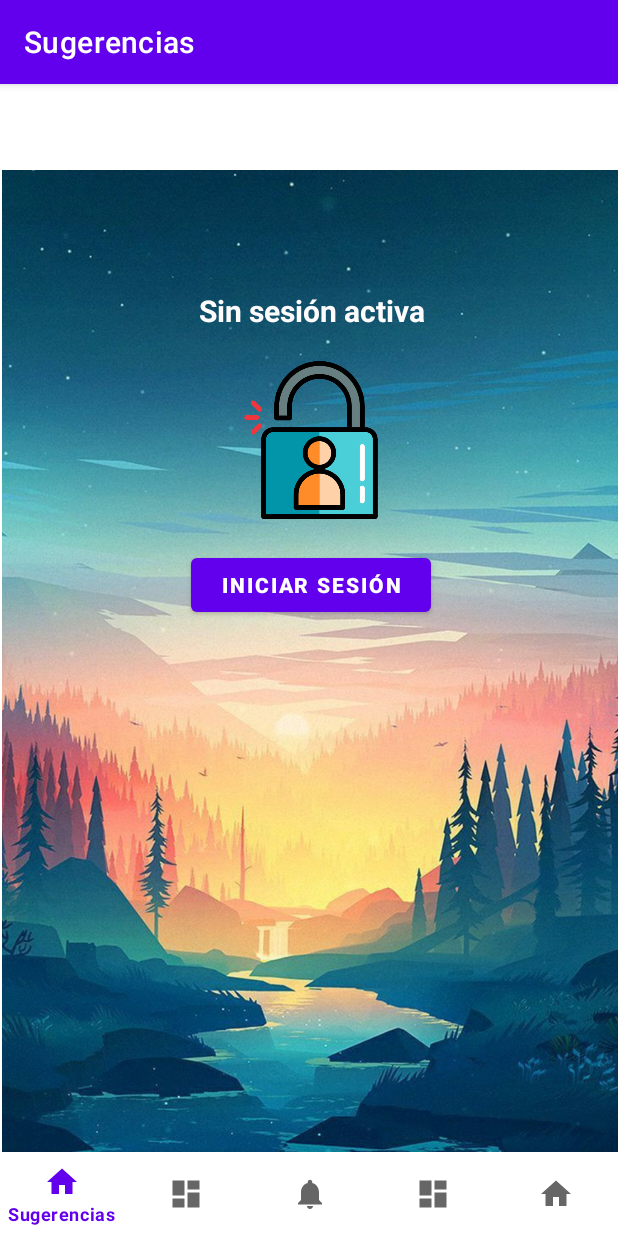
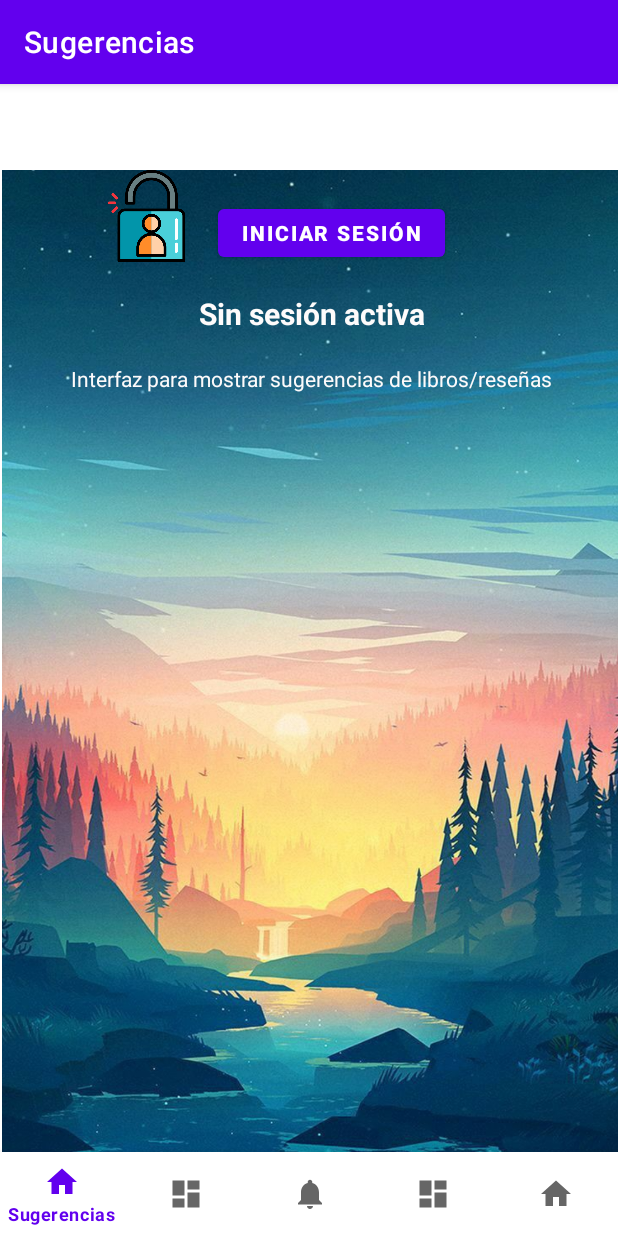
Before and after one commit to Arnold-DMA/GES_Books_01, an Android app: the screen it shows after launch (MainActivity), on a phone screen of 412 x 824 dp. Run offline under Robolectric (Android 15) with nearby library versions, the phone set to English and light mode, and no system bars; our stand-ins replace Firebase (no records; nobody signed in at launch, a user with empty details on screens opened directly), navigation-ui.

Commit message:
Declaración de las interfaces

```diff
--- a/app/src/main/java/com/danp/ges_books_01/ui/agregar/AgregarViewModel.java
+++ b/app/src/main/java/com/danp/ges_books_01/ui/agregar/AgregarViewModel.java
@@ -10,7 +10,7 @@ public class AgregarViewModel extends ViewModel {
 
     public AgregarViewModel() {
         mText = new MutableLiveData<>();
-        mText.setValue("This is notifications fragment");
+        mText.setValue("Interfaz para agregar reseñas.");
     }
 
     public LiveData<String> getText() {
--- a/app/src/main/java/com/danp/ges_books_01/ui/buscar/BuscarFragment.java
+++ b/app/src/main/java/com/danp/ges_books_01/ui/buscar/BuscarFragment.java
@@ -26,7 +26,7 @@ public class BuscarFragment extends Fragment {
         View root = binding.getRoot();
 
         final TextView textView = binding.textDashboard;
-        textView.setText("Hola");
+        textView.setText("Interfaz para buscar libros/citas");
         //dashboardViewModel.getText().observe(getViewLifecycleOwner(), textView::setText);
 
         //texto = (TextView) container.findViewById(R.id.text_dashboard);
--- a/app/src/main/java/com/danp/ges_books_01/ui/buscar/BuscarViewModel.java
+++ b/app/src/main/java/com/danp/ges_books_01/ui/buscar/BuscarViewModel.java
@@ -10,7 +10,7 @@ public class BuscarViewModel extends ViewModel {
 
     public BuscarViewModel() {
         mText = new MutableLiveData<>();
-        mText.setValue("This is dashboard fragment");
+        mText.setValue("Interfaz para realizar búsquedas");
     }
 
     public LiveData<String> getText() {
--- a/app/src/main/java/com/danp/ges_books_01/ui/session/Login.java
+++ b/app/src/main/java/com/danp/ges_books_01/ui/session/Login.java
@@ -100,7 +100,7 @@ public class Login extends Fragment {
             @Override
             public void onClick(View view) {
                 GoogleSignInOptions googleConf = new GoogleSignInOptions.Builder(GoogleSignInOptions.DEFAULT_SIGN_IN)
-                        .requestIdToken(getString(R.string.default_web_client_id))
+                        .requestIdToken(getString(R.string.default_web_client_id_sec))
                         .requestEmail()
                         .build();
 
--- a/app/src/main/res/layout/fragment_favoritos.xml
+++ b/app/src/main/res/layout/fragment_favoritos.xml
@@ -9,6 +9,6 @@
     <TextView
         android:layout_width="match_parent"
         android:layout_height="match_parent"
-        android:text="@string/title_favoritos" />
+        android:text="Interfaz para listar las publicaciones favoritas del usuario." />
 
 </FrameLayout>
--- a/app/src/main/res/layout/fragment_post.xml
+++ b/app/src/main/res/layout/fragment_post.xml
@@ -9,6 +9,6 @@
     <TextView
         android:layout_width="match_parent"
         android:layout_height="match_parent"
-        android:text="@string/hello_blank_fragment" />
+        android:text="Interfaz para listar las publicaciones del usuario." />
 
 </FrameLayout>
--- a/app/src/main/res/layout/fragment_sugerencias.xml
+++ b/app/src/main/res/layout/fragment_sugerencias.xml
@@ -17,33 +17,49 @@
         app:layout_constraintStart_toStartOf="parent"
         app:layout_constraintTop_toTopOf="parent">
 
+        <LinearLayout
+            android:layout_width="314dp"
+            android:layout_height="72dp"
+            android:orientation="horizontal">
+
+            <ImageView
+                android:id="@+id/imageView2"
+                android:layout_width="95dp"
+                android:layout_height="61dp"
+                android:layout_marginBottom="20dp"
+                app:srcCompat="@drawable/sesion" />
+
+            <Button
+                android:id="@+id/btnLogin"
+                android:layout_width="wrap_content"
+                android:layout_height="44dp"
+                android:layout_marginTop="20dp"
+                android:layout_marginBottom="20dp"
+                android:text="Iniciar Sesión"
+                android:textAlignment="center"
+                android:textStyle="bold" />
+        </LinearLayout>
+
         <TextView
             android:id="@+id/tvSesion"
             android:layout_width="wrap_content"
             android:layout_height="wrap_content"
+            android:layout_marginTop="10dp"
             android:layout_marginBottom="20dp"
             android:text="Sesión"
-            android:layout_marginTop="80dp"
             android:textAlignment="center"
             android:textColor="#FDFBFB"
             android:textSize="20sp"
             android:textStyle="bold" />
 
-        <ImageView
-            android:id="@+id/imageView2"
+        <TextView
+            android:id="@+id/textView6"
             android:layout_width="match_parent"
-            android:layout_height="105dp"
-            android:layout_marginBottom="20dp"
-            app:srcCompat="@drawable/sesion" />
-
-        <Button
-            android:layout_width="160dp"
             android:layout_height="wrap_content"
-            android:layout_marginBottom="20dp"
-            android:id="@+id/btnLogin"
-            android:text="Iniciar Sesión"
+            android:height="30dp"
+            android:text="Interfaz para mostrar sugerencias de libros/reseñas"
             android:textAlignment="center"
-            android:textStyle="bold" />
+            android:textColor="#FDFBFB" />
 
     </LinearLayout>
 </androidx.constraintlayout.widget.ConstraintLayout>
--- a/app/src/main/res/values/strings.xml
+++ b/app/src/main/res/values/strings.xml
@@ -18,4 +18,5 @@
     <string name="login_failed">"Login failed"</string>
     <!-- TODO: Remove or change this placeholder text -->
     <string name="hello_blank_fragment">Hello blank fragment</string>
+    <string name="default_web_client_id_sec" translatable="false">666713139759-igq8r71ugq78drh3krcvrsicjbg0jhun.apps.googleusercontent.com</string>
 </resources>
```
